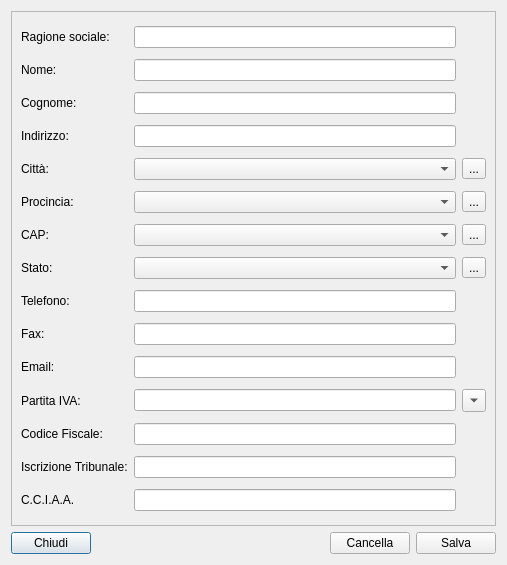
kvsd/Gestionale, file moduleAzienda/aziendadialog.ui: the form before one commit.
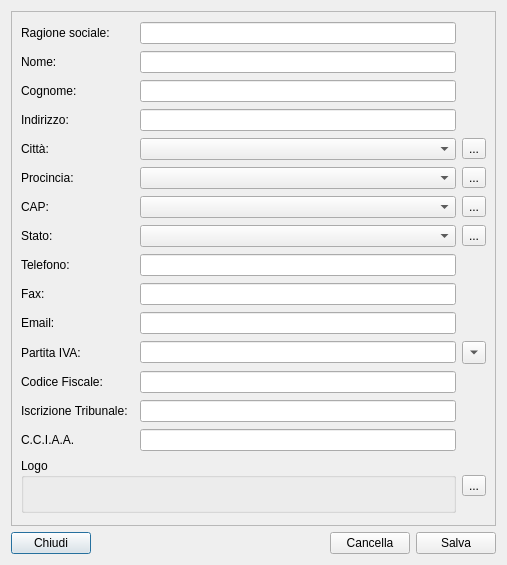
The form after the commit.

Commit message: Selezione logo azienda.

Patch:
```diff
--- a/moduleAzienda/aziendadialog.ui
+++ b/moduleAzienda/aziendadialog.ui
@@ -25,7 +25,7 @@
         <x>0</x>
         <y>0</y>
         <width>487</width>
-        <height>514</height>
+        <height>515</height>
        </rect>
       </property>
       <layout class="QGridLayout" name="gridLayout">
@@ -265,6 +265,32 @@
          </property>
         </widget>
        </item>
+       <item row="18" column="0" colspan="3">
+        <widget class="QGroupBox" name="groupBox">
+         <property name="title">
+          <string>Logo</string>
+         </property>
+         <layout class="QVBoxLayout" name="verticalLayout_2">
+          <item>
+           <widget class="QLabel" name="im_logo">
+            <property name="text">
+             <string/>
+            </property>
+            <property name="alignment">
+             <set>Qt::AlignCenter</set>
+            </property>
+           </widget>
+          </item>
+         </layout>
+        </widget>
+       </item>
+       <item row="18" column="3">
+        <widget class="QToolButton" name="pb_logo_dlg">
+         <property name="text">
+          <string>...</string>
+         </property>
+        </widget>
+       </item>
       </layout>
      </widget>
     </widget>
```
Left out of the diff: 61 changed lines with no effect on the pictures. The commit also changes 4 other files.
